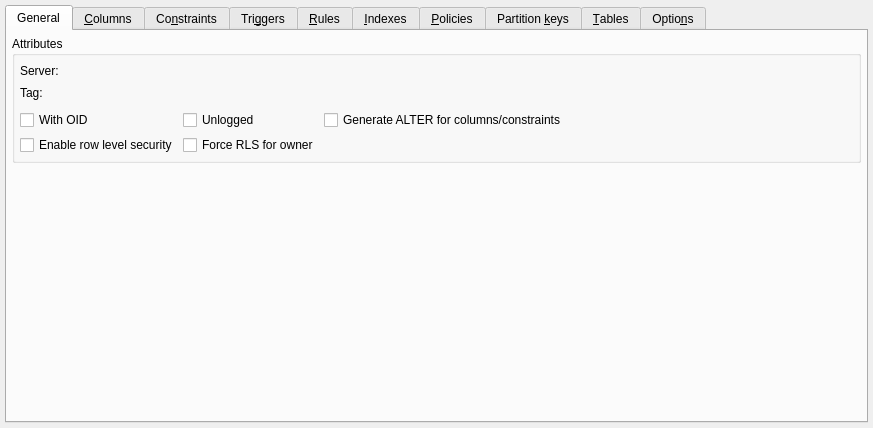
First picture: the form in libs/libgui/ui/dbobjects/tablewidget.ui, repository maniac787/pgmodeler, before the edit.
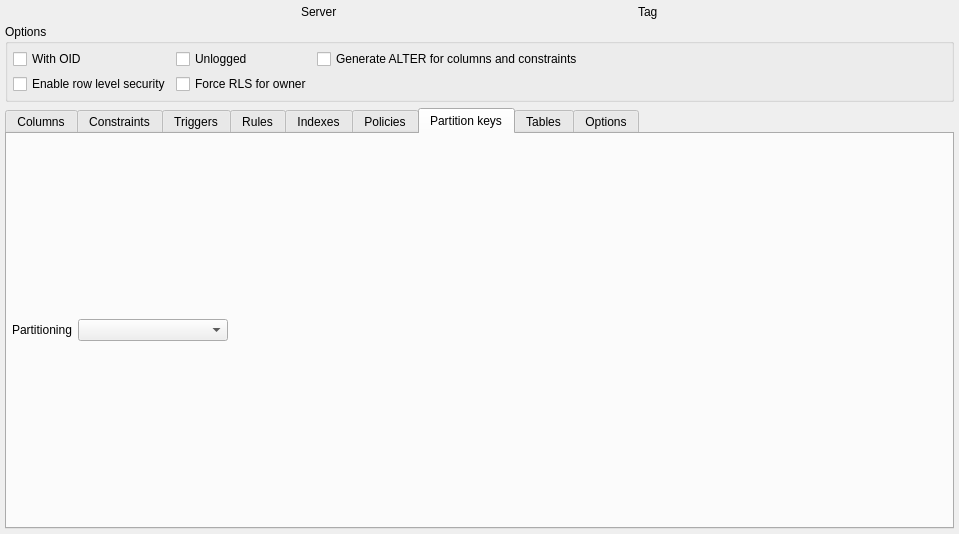
Second picture: the form after the edit. Icons and pictures are not drawn.

Commit message: Refactor TableWidget and improve multiple components

```diff
--- a/libs/libgui/ui/dbobjects/tablewidget.ui
+++ b/libs/libgui/ui/dbobjects/tablewidget.ui
@@ -6,8 +6,8 @@
    <rect>
     <x>0</x>
     <y>0</y>
-    <width>873</width>
-    <height>428</height>
+    <width>959</width>
+    <height>534</height>
    </rect>
   </property>
   <property name="sizePolicy">
@@ -16,7 +16,7 @@
     <verstretch>0</verstretch>
    </sizepolicy>
   </property>
-  <layout class="QGridLayout" name="table_grid">
+  <layout class="QVBoxLayout" name="verticalLayout_2">
    <property name="leftMargin">
     <number>5</number>
    </property>
@@ -29,50 +29,80 @@
    <property name="bottomMargin">
     <number>5</number>
    </property>
+   <item>
+    <widget class="QWidget" name="attributes_wgt" native="true">
+     <layout class="QVBoxLayout" name="verticalLayout">
    <property name="spacing">
     <number>5</number>
    </property>
-   <item row="1" column="0" colspan="2">
-    <widget class="QTabWidget" name="attributes_tbw">
-     <property name="currentIndex">
+      <property name="leftMargin">
       <number>0</number>
      </property>
-     <property name="iconSize">
-      <size>
-       <width>22</width>
-       <height>22</height>
-      </size>
-     </property>
-     <widget class="QWidget" name="general_tab">
-      <attribute name="icon">
-       <iconset resource="../../res/resources.qrc">
-        <normaloff>:/icons/icons/attribute.png</normaloff>:/icons/icons/attribute.png</iconset>
-      </attribute>
-      <attribute name="title">
-       <string>General</string>
-      </attribute>
-      <layout class="QGridLayout" name="gridLayout_3">
-       <property name="leftMargin">
-        <number>5</number>
-       </property>
        <property name="topMargin">
-        <number>5</number>
+       <number>0</number>
        </property>
        <property name="rightMargin">
-        <number>5</number>
+       <number>0</number>
        </property>
        <property name="bottomMargin">
-        <number>5</number>
-       </property>
-       <property name="spacing">
-        <number>5</number>
-       </property>
-       <item row="2" column="0" colspan="3">
-        <widget class="QGroupBox" name="attributes_gb">
+       <number>0</number>
+      </property>
+      <item>
+       <layout class="QHBoxLayout" name="horizontalLayout_2">
+        <item>
+         <layout class="QVBoxLayout" name="server_lt">
+          <item>
+           <widget class="QLabel" name="server_lbl">
+            <property name="sizePolicy">
+             <sizepolicy hsizetype="Fixed" vsizetype="Preferred">
+              <horstretch>0</horstretch>
+              <verstretch>0</verstretch>
+             </sizepolicy>
+            </property>
+            <property name="minimumSize">
+             <size>
+              <width>0</width>
+              <height>0</height>
+             </size>
+            </property>
+            <property name="text">
+             <string>Server</string>
+            </property>
+           </widget>
+          </item>
+         </layout>
+        </item>
+        <item>
+         <layout class="QVBoxLayout" name="tag_lt">
+          <item>
+           <widget class="QLabel" name="tag_lbl">
+            <property name="sizePolicy">
+             <sizepolicy hsizetype="Fixed" vsizetype="Preferred">
+              <horstretch>0</horstretch>
+              <verstretch>0</verstretch>
+             </sizepolicy>
+            </property>
+            <property name="minimumSize">
+             <size>
+              <width>0</width>
+              <height>0</height>
+             </size>
+            </property>
+            <property name="text">
+             <string>Tag</string>
+            </property>
+           </widget>
+          </item>
+         </layout>
+        </item>
+       </layout>
+      </item>
+      <item>
+       <widget class="QGroupBox" name="options_gb">
          <property name="title">
-          <string>Attributes</string>
-         </property>
-         <layout class="QGridLayout" name="gridLayout_2">
+         <string>Options</string>
+        </property>
+        <layout class="QGridLayout" name="options_grid">
           <property name="leftMargin">
            <number>5</number>
           </property>
@@ -83,14 +113,6 @@
            <number>5</number>
           </property>
           <property name="bottomMargin">
-           <number>5</number>
-          </property>
-          <property name="spacing">
-           <number>5</number>
-          </property>
-          <item row="2" column="0" colspan="2">
-           <layout class="QGridLayout" name="gridLayout">
-            <property name="topMargin">
              <number>5</number>
             </property>
             <property name="spacing">
@@ -109,6 +131,19 @@
               </property>
              </widget>
             </item>
+         <item row="1" column="0">
+          <widget class="QCheckBox" name="enable_rls_chk">
+           <property name="sizePolicy">
+            <sizepolicy hsizetype="Preferred" vsizetype="Fixed">
+             <horstretch>0</horstretch>
+             <verstretch>0</verstretch>
+            </sizepolicy>
+           </property>
+           <property name="text">
+            <string>Enable row level security</string>
+           </property>
+          </widget>
+         </item>
             <item row="0" column="0">
              <widget class="QCheckBox" name="with_oids_chk">
               <property name="sizePolicy">
@@ -125,32 +160,6 @@
               </property>
              </widget>
             </item>
-            <item row="1" column="0">
-             <widget class="QCheckBox" name="enable_rls_chk">
-              <property name="sizePolicy">
-               <sizepolicy hsizetype="Preferred" vsizetype="Fixed">
-                <horstretch>0</horstretch>
-                <verstretch>0</verstretch>
-               </sizepolicy>
-              </property>
-              <property name="text">
-               <string>Enable row level security</string>
-              </property>
-             </widget>
-            </item>
-            <item row="0" column="2">
-             <widget class="QCheckBox" name="gen_alter_cmds_chk">
-              <property name="sizePolicy">
-               <sizepolicy hsizetype="Expanding" vsizetype="Fixed">
-                <horstretch>0</horstretch>
-                <verstretch>0</verstretch>
-               </sizepolicy>
-              </property>
-              <property name="text">
-               <string>Generate ALTER for columns/constraints</string>
-              </property>
-             </widget>
-            </item>
             <item row="1" column="1">
              <widget class="QCheckBox" name="force_rls_chk">
               <property name="enabled">
@@ -167,97 +176,43 @@
               </property>
              </widget>
             </item>
-           </layout>
-          </item>
-          <item row="1" column="0">
-           <widget class="QLabel" name="tag_lbl">
+         <item row="0" column="2">
+          <widget class="QCheckBox" name="gen_alter_cmds_chk">
             <property name="sizePolicy">
-             <sizepolicy hsizetype="Fixed" vsizetype="Preferred">
+            <sizepolicy hsizetype="Expanding" vsizetype="Fixed">
               <horstretch>0</horstretch>
               <verstretch>0</verstretch>
              </sizepolicy>
             </property>
-            <property name="minimumSize">
-             <size>
-              <width>0</width>
-              <height>0</height>
-             </size>
-            </property>
             <property name="text">
-             <string>Tag:</string>
+            <string>Generate ALTER for columns and constraints</string>
             </property>
            </widget>
           </item>
-          <item row="0" column="0">
-           <widget class="QLabel" name="server_lbl">
-            <property name="sizePolicy">
-             <sizepolicy hsizetype="Fixed" vsizetype="Preferred">
-              <horstretch>0</horstretch>
-              <verstretch>0</verstretch>
-             </sizepolicy>
-            </property>
-            <property name="minimumSize">
-             <size>
-              <width>0</width>
-              <height>0</height>
-             </size>
-            </property>
-            <property name="text">
-             <string>Server:</string>
-            </property>
-           </widget>
-          </item>
-          <item row="0" column="1">
-           <widget class="QWidget" name="server_wgt" native="true">
-            <property name="sizePolicy">
-             <sizepolicy hsizetype="Preferred" vsizetype="Fixed">
-              <horstretch>0</horstretch>
-              <verstretch>0</verstretch>
-             </sizepolicy>
-            </property>
-            <property name="minimumSize">
-             <size>
-              <width>0</width>
-              <height>20</height>
-             </size>
-            </property>
-           </widget>
-          </item>
-          <item row="1" column="1">
-           <widget class="QWidget" name="tag_sel_parent" native="true">
-            <property name="minimumSize">
-             <size>
-              <width>0</width>
-              <height>0</height>
-             </size>
-            </property>
-           </widget>
-          </item>
+        </layout>
+       </widget>
+      </item>
          </layout>
         </widget>
        </item>
-       <item row="3" column="0" colspan="3">
-        <spacer name="verticalSpacer">
-         <property name="orientation">
-          <enum>Qt::Orientation::Vertical</enum>
-         </property>
-         <property name="sizeHint" stdset="0">
+   <item>
+    <widget class="QTabWidget" name="attributes_tbw">
+     <property name="currentIndex">
+      <number>6</number>
+     </property>
+     <property name="iconSize">
           <size>
-           <width>20</width>
-           <height>40</height>
-          </size>
-         </property>
-        </spacer>
-       </item>
-      </layout>
-     </widget>
+       <width>22</width>
+       <height>22</height>
+      </size>
+     </property>
      <widget class="QWidget" name="columns_tab">
       <attribute name="icon">
        <iconset resource="../../res/resources.qrc">
         <normaloff>:/icons/icons/column.png</normaloff>:/icons/icons/column.png</iconset>
       </attribute>
       <attribute name="title">
-       <string>&amp;Columns</string>
+       <string>Columns</string>
       </attribute>
      </widget>
      <widget class="QWidget" name="constraints_tab">
@@ -266,7 +221,7 @@
         <normaloff>:/icons/icons/constraint.png</normaloff>:/icons/icons/constraint.png</iconset>
       </attribute>
       <attribute name="title">
-       <string>Co&amp;nstraints</string>
+       <string>Constraints</string>
       </attribute>
      </widget>
      <widget class="QWidget" name="triggers_tab">
@@ -275,7 +230,7 @@
         <normaloff>:/icons/icons/trigger.png</normaloff>:/icons/icons/trigger.png</iconset>
       </attribute>
       <attribute name="title">
-       <string>Tri&amp;ggers</string>
+       <string>Triggers</string>
       </attribute>
      </widget>
      <widget class="QWidget" name="rules_tab">
@@ -284,7 +239,7 @@
         <normaloff>:/icons/icons/rule.png</normaloff>:/icons/icons/rule.png</iconset>
       </attribute>
       <attribute name="title">
-       <string>&amp;Rules</string>
+       <string>Rules</string>
       </attribute>
      </widget>
      <widget class="QWidget" name="indexes_tab">
@@ -293,7 +248,7 @@
         <normaloff>:/icons/icons/index.png</normaloff>:/icons/icons/index.png</iconset>
       </attribute>
       <attribute name="title">
-       <string>&amp;Indexes</string>
+       <string>Indexes</string>
       </attribute>
      </widget>
      <widget class="QWidget" name="policies_tab">
@@ -302,7 +257,7 @@
         <normaloff>:/icons/icons/policy.png</normaloff>:/icons/icons/policy.png</iconset>
       </attribute>
       <attribute name="title">
-       <string>&amp;Policies</string>
+       <string>Policies</string>
       </attribute>
      </widget>
      <widget class="QWidget" name="part_keys_tab">
@@ -311,9 +266,9 @@
         <normaloff>:/icons/icons/partitionkey.png</normaloff>:/icons/icons/partitionkey.png</iconset>
       </attribute>
       <attribute name="title">
-       <string>Partition &amp;keys</string>
+       <string>Partition keys</string>
       </attribute>
-      <layout class="QGridLayout" name="partitioning_grid">
+      <layout class="QVBoxLayout" name="verticalLayout_4">
        <property name="leftMargin">
         <number>5</number>
        </property>
@@ -326,10 +281,9 @@
        <property name="bottomMargin">
         <number>5</number>
        </property>
-       <property name="spacing">
-        <number>5</number>
-       </property>
-       <item row="0" column="0">
+       <item>
+        <layout class="QHBoxLayout" name="horizontalLayout_3">
+         <item>
         <widget class="QLabel" name="partitioning_type_lbl">
          <property name="sizePolicy">
           <sizepolicy hsizetype="Fixed" vsizetype="Preferred">
@@ -338,15 +292,10 @@
           </sizepolicy>
          </property>
          <property name="text">
-          <string>Partitioning:</string>
+            <string>Partitioning</string>
          </property>
         </widget>
        </item>
-       <item row="0" column="1">
-        <layout class="QHBoxLayout" name="horizontalLayout">
-         <property name="spacing">
-          <number>5</number>
-         </property>
          <item>
           <widget class="QComboBox" name="partitioning_type_cmb">
            <property name="minimumSize">
@@ -380,22 +329,22 @@
        </item>
       </layout>
      </widget>
-     <widget class="QWidget" name="tables_tab">
+     <widget class="QWidget" name="parent_tables_tab">
       <attribute name="icon">
        <iconset resource="../../res/resources.qrc">
         <normaloff>:/icons/icons/table.png</normaloff>:/icons/icons/table.png</iconset>
       </attribute>
       <attribute name="title">
-       <string>&amp;Tables</string>
+       <string>Tables</string>
       </attribute>
      </widget>
-     <widget class="QWidget" name="options_tab">
+     <widget class="QWidget" name="ftab_options_tab">
       <attribute name="icon">
        <iconset resource="../../res/resources.qrc">
         <normaloff>:/icons/icons/config.png</normaloff>:/icons/icons/config.png</iconset>
       </attribute>
       <attribute name="title">
-       <string>Optio&amp;ns</string>
+       <string>Options</string>
       </attribute>
      </widget>
     </widget>
```
Left out of the diff: 1 changed line with no effect on the pictures. Lines whose indentation alone changed are shown as unchanged. The commit also changes 4 other files.
